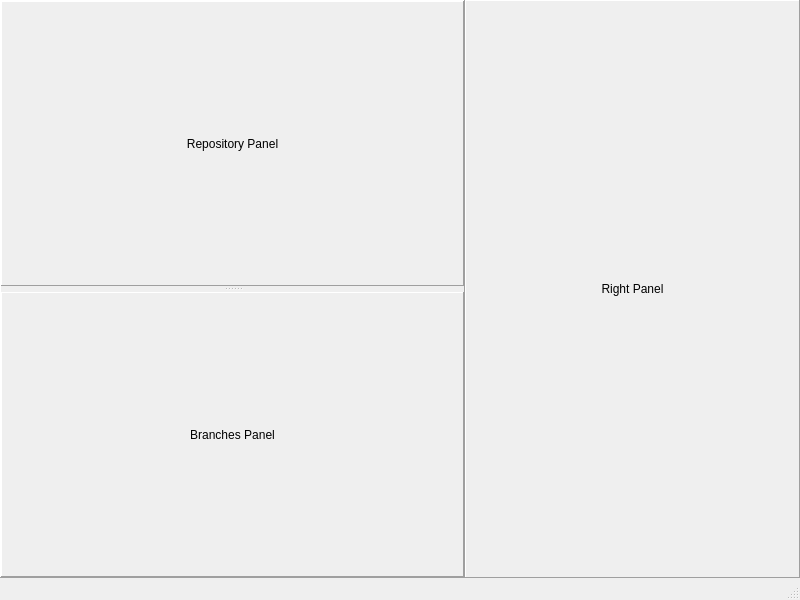
First picture: the form in mainwindow.ui, repository CJayM/CommitCraft, before the edit.
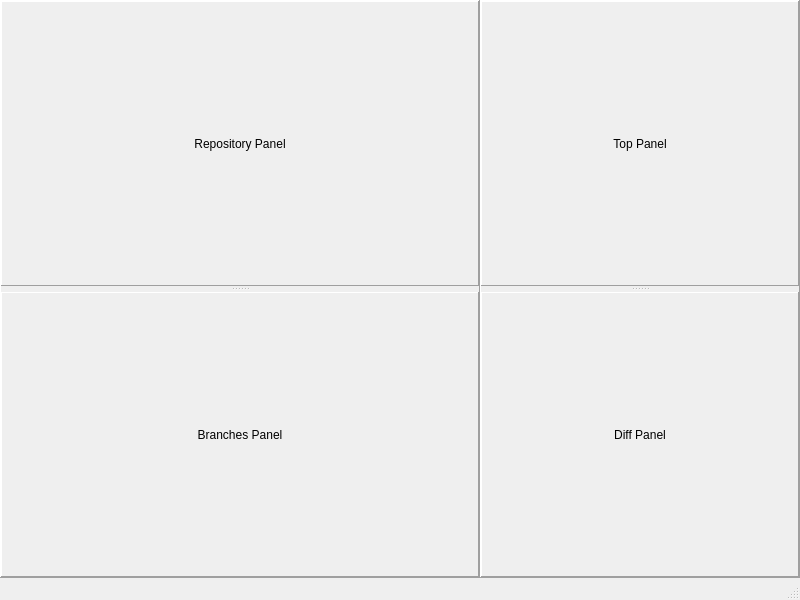
Second picture: the form after the edit.

Commit message: UI ещё подразделён сплиттером

Patch:
```diff
--- a/mainwindow.ui
+++ b/mainwindow.ui
@@ -169,14 +169,81 @@
         <enum>QFrame::Raised</enum>
        </property>
        <layout class="QVBoxLayout" name="verticalLayout_3">
+        <property name="spacing">
+         <number>0</number>
+        </property>
+        <property name="leftMargin">
+         <number>0</number>
+        </property>
+        <property name="topMargin">
+         <number>0</number>
+        </property>
+        <property name="rightMargin">
+         <number>0</number>
+        </property>
+        <property name="bottomMargin">
+         <number>0</number>
+        </property>
         <item>
-         <widget class="QLabel" name="rightLabel">
-          <property name="text">
-           <string>Right Panel</string>
+         <widget class="QSplitter" name="rightSplitter">
+          <property name="orientation">
+           <enum>Qt::Vertical</enum>
           </property>
-          <property name="alignment">
-           <set>Qt::AlignCenter</set>
+          <property name="handleWidth">
+           <number>6</number>
           </property>
+          <widget class="QFrame" name="topFrame">
+           <property name="minimumSize">
+            <size>
+             <width>0</width>
+             <height>100</height>
+            </size>
+           </property>
+           <property name="frameShape">
+            <enum>QFrame::Panel</enum>
+           </property>
+           <property name="frameShadow">
+            <enum>QFrame::Raised</enum>
+           </property>
+           <layout class="QVBoxLayout" name="verticalLayout_6">
+            <item>
+             <widget class="QLabel" name="topLabel">
+              <property name="text">
+               <string>Top Panel</string>
+              </property>
+              <property name="alignment">
+               <set>Qt::AlignCenter</set>
+              </property>
+             </widget>
+            </item>
+           </layout>
+          </widget>
+          <widget class="QFrame" name="diffFrame">
+           <property name="minimumSize">
+            <size>
+             <width>0</width>
+             <height>100</height>
+            </size>
+           </property>
+           <property name="frameShape">
+            <enum>QFrame::Panel</enum>
+           </property>
+           <property name="frameShadow">
+            <enum>QFrame::Raised</enum>
+           </property>
+           <layout class="QVBoxLayout" name="verticalLayout_7">
+            <item>
+             <widget class="QLabel" name="diffLabel">
+              <property name="text">
+               <string>Diff Panel</string>
+              </property>
+              <property name="alignment">
+               <set>Qt::AlignCenter</set>
+              </property>
+             </widget>
+            </item>
+           </layout>
+          </widget>
          </widget>
         </item>
        </layout>
```
The commit also changes 1 other file.
